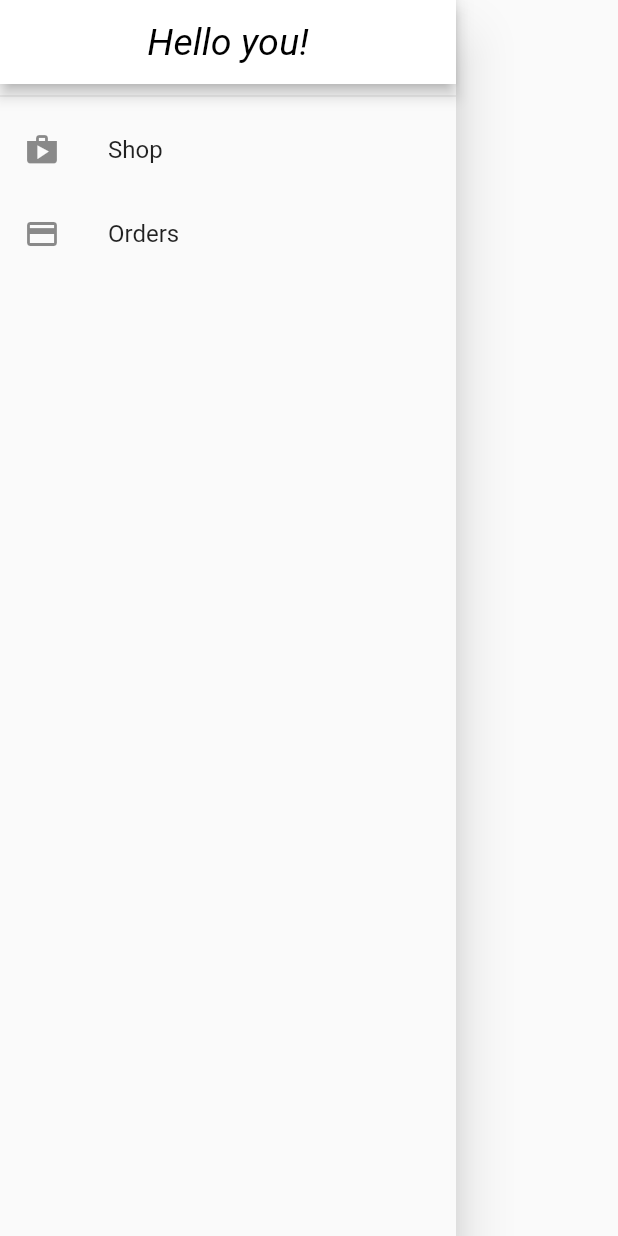
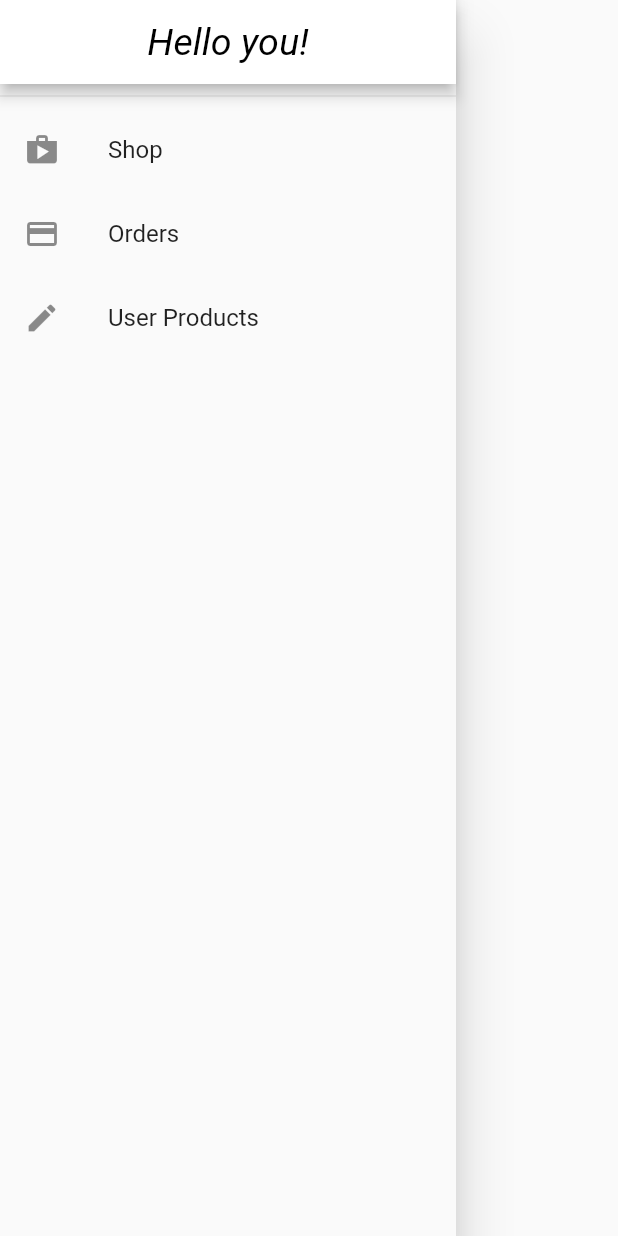
Before and after one commit to SerKleanthis/flutter_demo_shop, a Flutter app: the AppDrawer widget shown alone on an empty page, opened directly, on a phone screen of 412 x 824 dp. Run offline on Flutter 3.47's test engine with Material 2 defaults, Android fonts, the phone set to English and light mode, and no system bars; network calls fail.

Commit message:
User products screen

```diff
--- a/lib/packages.dart
+++ b/lib/packages.dart
@@ -3,6 +3,7 @@ export './screens/overview_screen.dart';
 export './screens/details_screen.dart';
 export './screens/cart_screen.dart';
 export './screens/orders_screen.dart';
+export './screens/user_products_screen.dart';
 
 //  Models
 export './models/product.dart';
@@ -18,6 +19,7 @@ export './widgets/appbar.dart';
 export './widgets/badge.dart';
 export './widgets/cart_item.dart';
 export './widgets/order_item.dart';
+export './widgets/user_product_item.dart';
 
 //  Providers
 export './providers/products.dart';
--- a/lib/route/generate_route.dart
+++ b/lib/route/generate_route.dart
@@ -17,6 +17,8 @@ class GenerateRoute {
         return MaterialPageRoute(builder: (_) => CartScreen());
       case '/orders':
         return MaterialPageRoute(builder: (_) => OrdersScreen());
+      case '/user_products':
+        return MaterialPageRoute(builder: (_) => UserProductsScreen());
     }
 
     return _errorRoute();
--- a/lib/screens/details_screen.dart
+++ b/lib/screens/details_screen.dart
@@ -15,7 +15,6 @@ class DetailsScreen extends StatelessWidget {
     // final product = Provider.of<Product>(context);
     return Scaffold(
         appBar: AppBar(
-          centerTitle: true,
           title: Text(product.title),
         ),
         body: SingleChildScrollView(
--- a/lib/screens/orders_screen.dart
+++ b/lib/screens/orders_screen.dart
@@ -1,4 +1,5 @@
 import 'package:flutter/material.dart';
+import 'package:flutter_demo_shop/widgets/drawer.dart';
 import 'package:provider/provider.dart';
 import '../packages.dart';
 
@@ -12,6 +13,7 @@ class OrdersScreen extends StatelessWidget {
       appBar: AppBar(
         title: const Text('Your Orders'),
       ),
+      drawer: AppDrawer(),
       body: ListView.builder(
         itemBuilder: (ctx, index) {
           return OrderItemWidget(orders.getOrders[index]);
--- a/lib/widgets/drawer.dart
+++ b/lib/widgets/drawer.dart
@@ -24,6 +24,12 @@ class AppDrawer extends StatelessWidget {
             onTap: () =>
                 Navigator.of(context).pushNamed(OrdersScreen.routeName),
           ),
+          ListTile(
+            leading: Icon(Icons.edit),
+            title: Text('User Products'),
+            onTap: () =>
+                Navigator.of(context).pushNamed(UserProductsScreen.routeName),
+          ),
         ],
       ),
     );
```
Also changed, not shown: lib/screens/user_products_screen.dart (added, +40 -0 lines), lib/widgets/user_product_item.dart (added, +34 -0 lines).
